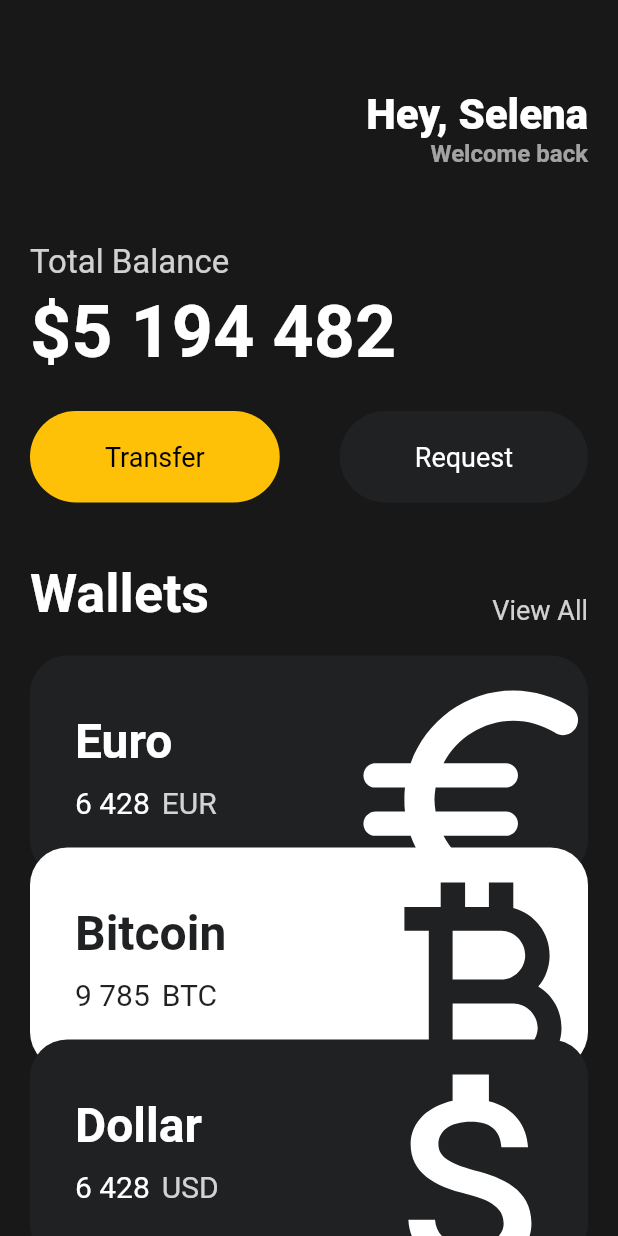
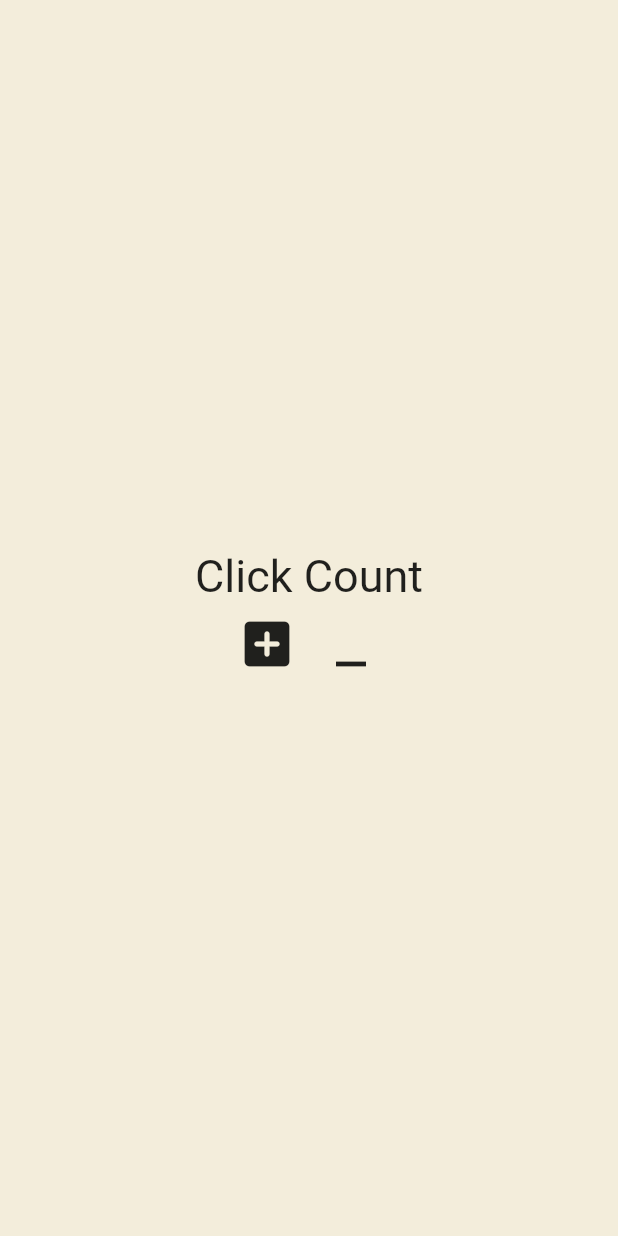
Before and after one commit to znehraks/flutter-study, a Flutter app: the screen it shows after launch, on a phone screen of 412 x 824 dp. Run offline on Flutter 3.47's test engine with Material 2 defaults, Android fonts, the phone set to English and light mode, and no system bars.

```diff
--- a/lib/main.dart
+++ b/lib/main.dart
@@ -1,150 +1,75 @@
 import 'package:flutter/material.dart';
-import 'package:toonflix/widgets/currency_card.dart';
-import 'package:toonflix/widgets/custom_button.dart';
 
 void main() {
   runApp(const App());
 }
 
-class App extends StatelessWidget {
+class App extends StatefulWidget {
   const App({super.key});
+
+  @override
+  State<App> createState() => _AppState();
+}
+
+class _AppState extends State<App> {
+  List<int> numbers = [];
+  void onAdd() {
+    setState(() {
+      numbers.add(numbers.length);
+    });
+  }
+
+  void onSubtract() {
+    setState(() {});
+  }
 
   @override
   Widget build(BuildContext context) {
     return MaterialApp(
       home: Scaffold(
-          backgroundColor: const Color(0xff181818),
-          body: SingleChildScrollView(
-            child: Padding(
-              padding: const EdgeInsets.symmetric(
-                horizontal: 20,
+        backgroundColor: const Color(0xFFF3eDDB),
+        body: Center(
+          child: Column(
+            mainAxisAlignment: MainAxisAlignment.center,
+            crossAxisAlignment: CrossAxisAlignment.center,
+            children: [
+              const Text(
+                'Click Count',
+                style: TextStyle(
+                  fontSize: 30,
                 ),
-              child: Column(
-                crossAxisAlignment: CrossAxisAlignment.start,
-                children: [
-                  const SizedBox(
-                    height: 60,
+              ),
+              for (var n in numbers)
+                Text(
+                  '$n',
+                  style: const TextStyle(
+                    fontSize: 30,
+                  ),
                 ),
               Row(
-                    mainAxisAlignment: MainAxisAlignment.end,
+                mainAxisAlignment: MainAxisAlignment.center,
+                crossAxisAlignment: CrossAxisAlignment.center,
                 children: [
-                      Column(
-                        crossAxisAlignment: CrossAxisAlignment.end,
-                        children: [
-                          const Text(
-                            'Hey, Selena',
-                            style: TextStyle(
-                              color: Colors.white,
-                              fontSize: 28,
-                              fontWeight: FontWeight.w800,
+                  IconButton(
+                    iconSize: 40,
+                    onPressed: onAdd,
+                    icon: const Icon(
+                      Icons.add_box_rounded,
                     ),
                   ),
-                          Text(
-                            'Welcome back',
-                            style: TextStyle(
-                              color: Colors.white.withOpacity(0.6),
-                              fontSize: 16,
-                              fontWeight: FontWeight.bold,
+                  IconButton(
+                    iconSize: 40,
+                    onPressed: onSubtract,
+                    icon: const Icon(
+                      Icons.minimize_outlined,
                     ),
                   ),
                 ],
               )
             ],
           ),
-                  const SizedBox(
-                    height: 50,
-                  ),
-                  Text(
-                    'Total Balance',
-                    style: TextStyle(
-                      color: Colors.white.withOpacity(
-                        0.8,
-                      ),
-                      fontSize: 22,
         ),
       ),
-                  const SizedBox(
-                    height: 5,
-                  ),
-                  const Text(
-                    '\$5 194 482',
-                    style: TextStyle(
-                      fontSize: 48,
-                      fontWeight: FontWeight.w600,
-                      color: Colors.white,
-                    ),
-                  ),
-                  const SizedBox(
-                    height: 25,
-                  ),
-                  Row(
-                    mainAxisAlignment: MainAxisAlignment.spaceBetween,
-                    children: const [
-                      CustomButton(
-                          text: "Transfer",
-                          bgColor: Colors.amber,
-                          textColor: Colors.black),
-                      CustomButton(
-                          text: "Request",
-                          bgColor: Color(0xFF1F2123),
-                          textColor: Colors.white)
-                    ],
-                  ),
-                  const SizedBox(
-                    height: 40,
-                  ),
-                  Row(
-                    mainAxisAlignment: MainAxisAlignment.spaceBetween,
-                    crossAxisAlignment: CrossAxisAlignment.end,
-                    children: [
-                      const Text(
-                        'Wallets',
-                        style: TextStyle(
-                          color: Colors.white,
-                          fontSize: 36,
-                          fontWeight: FontWeight.w600,
-                        ),
-                      ),
-                      Text(
-                        'View All',
-                        style: TextStyle(
-                          color: Colors.white.withOpacity(0.8),
-                          fontSize: 18,
-                        ),
-                      ),
-                    ],
-                  ),
-                  const SizedBox(
-                    height: 20,
-                  ),
-                  const CurrencyCard(
-                    name: "Euro",
-                    code: 'EUR',
-                    amount: '6 428',
-                    icon: Icons.euro_rounded,
-                    isInverted: false,
-                    order: 0,
-                  ),
-                  const CurrencyCard(
-                    name: "Bitcoin",
-                    code: 'BTC',
-                    amount: '9 785',
-                    icon: Icons.currency_bitcoin,
-                    isInverted: true,
-                    order: 1,
-                  ),
-                  const CurrencyCard(
-                    name: "Dollar",
-                    code: 'USD',
-                    amount: '6 428',
-                    icon: Icons.attach_money_outlined,
-                    isInverted: false,
-                    order: 2,
-                  ),
-                ],
-              ),
-            ),
-          )),
     );
   }
 }
```
Lines whose indentation alone changed are shown as unchanged.
